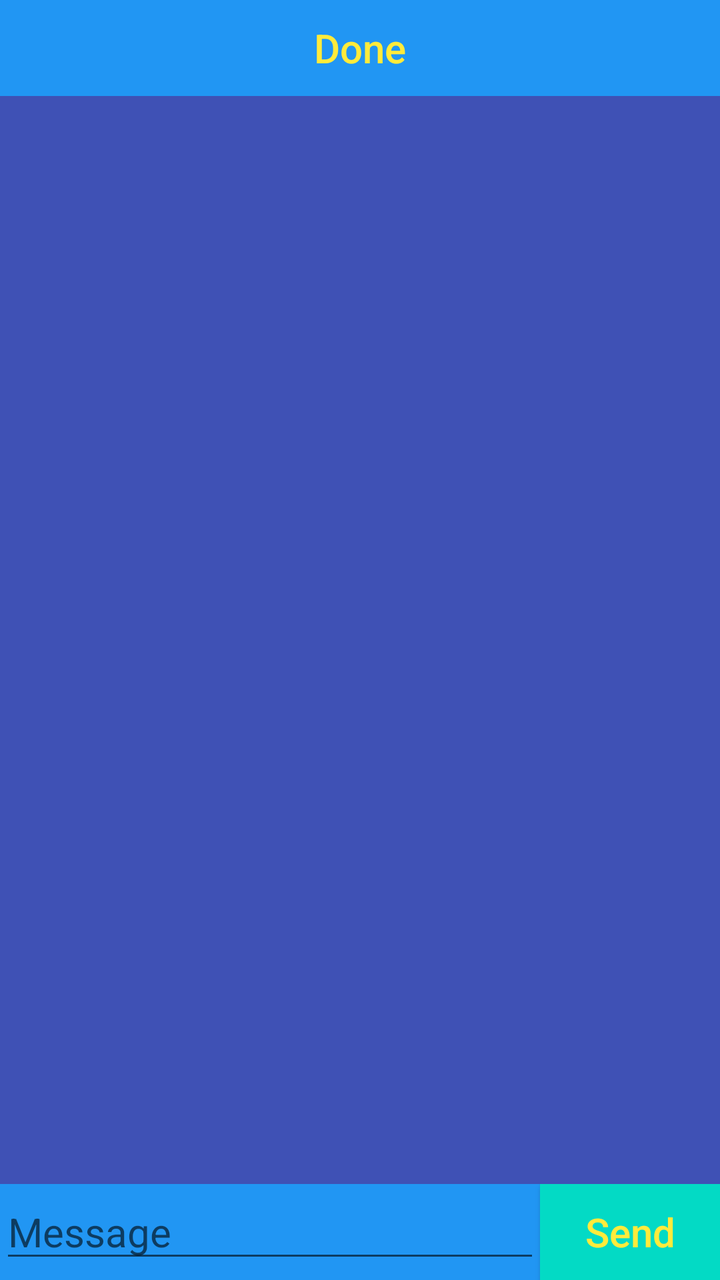
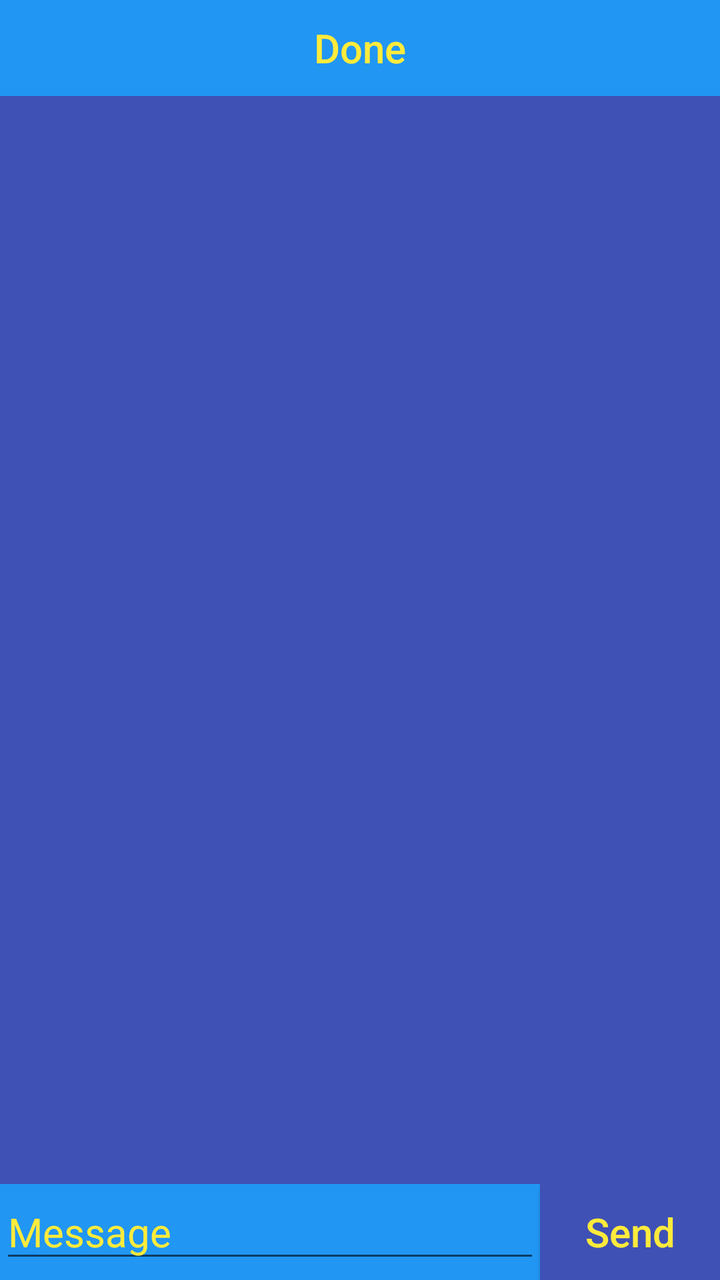

Compare the two renders of this Android layout. The source of the first and the diff that turns it into the second are given below.
<!-- AndroidManifest.xml: application theme Theme.AppCompat.Light.NoActionBar -->
<!-- res/layout/activity_chat.xml -->
<?xml version="1.0" encoding="utf-8"?>
<androidx.constraintlayout.widget.ConstraintLayout xmlns:android="http://schemas.android.com/apk/res/android"
    xmlns:app="http://schemas.android.com/apk/res-auto"
    xmlns:tools="http://schemas.android.com/tools"
    android:layout_width="match_parent"
    android:layout_height="match_parent"
    tools:context=".ChatActivity">

    <LinearLayout
        android:id="@+id/chatContent"
        android:layout_width="0dp"
        android:layout_height="0dp"
        android:background="@color/dark_blue"
        android:orientation="vertical"
        app:layout_constraintBottom_toTopOf="@+id/sendLayout"
        app:layout_constraintEnd_toEndOf="parent"
        app:layout_constraintStart_toStartOf="parent"
        app:layout_constraintTop_toTopOf="parent">

        <LinearLayout
            android:layout_width="match_parent"
            android:layout_height="wrap_content"
            android:background="@color/light_blue"
            android:orientation="horizontal">

            <Button
                android:id="@+id/chatBack"
                android:layout_width="wrap_content"
                android:layout_height="wrap_content"
                android:layout_weight="6"
                android:background="@color/light_blue"
                android:onClick="chatBack"
                android:text="@string/chat_back"
                android:textAllCaps="false"
                android:textColor="@color/yellow"
                android:textSize="20sp" />
        </LinearLayout>

        <TextView
            android:id="@+id/chatNotify"
            android:layout_width="match_parent"
            android:layout_height="wrap_content"
            android:textAlignment="center"
            android:textColor="@color/yellow"
            android:textSize="20sp" />

        <ScrollView
            android:id="@+id/messageScroll"
            android:layout_width="match_parent"
            android:layout_height="match_parent">

            <LinearLayout
                android:id="@+id/messageLayout"
                android:layout_width="match_parent"
                android:layout_height="wrap_content"
                android:orientation="vertical" />
        </ScrollView>

    </LinearLayout>

    <LinearLayout
        android:id="@+id/sendLayout"
        android:layout_width="match_parent"
        android:layout_height="wrap_content"
        android:background="@color/light_blue"
        android:orientation="horizontal"
        app:layout_constraintBottom_toBottomOf="parent"
        app:layout_constraintEnd_toEndOf="parent"
        app:layout_constraintStart_toStartOf="parent"
        app:layout_constraintTop_toBottomOf="@+id/chatContent">

        <EditText
            android:id="@+id/messageText"
            android:layout_width="match_parent"
            android:layout_height="wrap_content"
            android:layout_weight="1"
            android:ems="10"
            android:gravity="start|top"
            android:hint="@string/message_hint"
            android:inputType="textMultiLine"
            android:maxLength="64"
            android:textSize="20sp" />

        <Button
            android:id="@+id/sendButton"
            android:layout_width="match_parent"
            android:layout_height="wrap_content"
            android:layout_weight="3"
            android:background="@color/teal_200"
            android:onClick="sendChat"
            android:text="@string/chat_send"
            android:textAllCaps="false"
            android:textColor="@color/yellow"
            android:textSize="20sp" />
    </LinearLayout>

</androidx.constraintlayout.widget.ConstraintLayout>
<!-- resources referenced by this layout -->
<resources>
  <color name="dark_blue">#FF3F51B5</color>
  <color name="light_blue">#2196F3</color>
  <color name="yellow">#FFFFEB3B</color>
  <string name="chat_back">Done</string>
  <string name="chat_send">Send</string>
  <string name="message_hint">Message</string>
</resources>

<!-- the commit's change to res/layout/activity_chat.xml (unified diff, before → after) -->
@@ -79,6 +79,8 @@
             android:hint="@string/message_hint"
             android:inputType="textMultiLine"
             android:maxLength="64"
+            android:textColor="@color/yellow"
+            android:textColorHint="@color/yellow"
             android:textSize="20sp" />
 
         <Button
@@ -86,7 +88,7 @@
             android:layout_width="match_parent"
             android:layout_height="wrap_content"
             android:layout_weight="3"
-            android:background="@color/teal_200"
+            android:background="@color/dark_blue"
             android:onClick="sendChat"
             android:text="@string/chat_send"
             android:textAllCaps="false"
<!-- resource entries referenced after the edit -->
@@ -1,7 +1,7 @@
 <!-- resources referenced by this layout -->
 <resources>
   <color name="dark_blue">#FF3F51B5</color>
-  <color name="light_blue">#2196F3</color>
+  <color name="light_blue">#FF2196F3</color>
   <color name="yellow">#FFFFEB3B</color>
   <string name="chat_back">Done</string>
   <string name="chat_send">Send</string>
